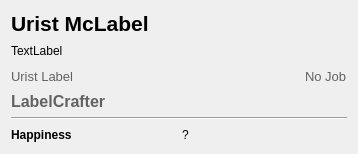
This is ui/dwarfdetailswidget.ui in Dwarf-Therapist/Dwarf-Therapist as Qt 5 draws it before an edit. The edited form follows.
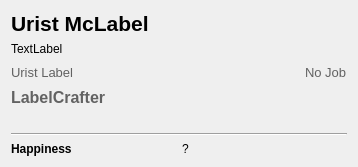
This is the edited form.

The edit to the form file:
```diff
--- a/ui/dwarfdetailswidget.ui
+++ b/ui/dwarfdetailswidget.ui
@@ -229,6 +229,70 @@
        </property>
       </widget>
      </item>
+     <item>
+      <widget class="QLabel" name="lbl_noble">
+       <property name="sizePolicy">
+        <sizepolicy hsizetype="Preferred" vsizetype="Minimum">
+         <horstretch>0</horstretch>
+         <verstretch>0</verstretch>
+        </sizepolicy>
+       </property>
+       <property name="palette">
+        <palette>
+         <active>
+          <colorrole role="WindowText">
+           <brush brushstyle="SolidPattern">
+            <color alpha="255">
+             <red>98</red>
+             <green>98</green>
+             <blue>98</blue>
+            </color>
+           </brush>
+          </colorrole>
+         </active>
+         <inactive>
+          <colorrole role="WindowText">
+           <brush brushstyle="SolidPattern">
+            <color alpha="255">
+             <red>98</red>
+             <green>98</green>
+             <blue>98</blue>
+            </color>
+           </brush>
+          </colorrole>
+         </inactive>
+         <disabled>
+          <colorrole role="WindowText">
+           <brush brushstyle="SolidPattern">
+            <color alpha="255">
+             <red>120</red>
+             <green>120</green>
+             <blue>120</blue>
+            </color>
+           </brush>
+          </colorrole>
+         </disabled>
+        </palette>
+       </property>
+       <property name="font">
+        <font>
+         <family>Segoe UI</family>
+         <pointsize>9</pointsize>
+         <weight>75</weight>
+         <bold>true</bold>
+        </font>
+       </property>
+       <property name="text">
+        <string/>
+       </property>
+       <property name="margin">
+        <number>0</number>
+       </property>
+       <property name="indent">
+        <number>0</number>
+       </property>
+      </widget>
+     </item>
      <item>
       <widget class="Line" name="line">
        <property name="orientation">
```
